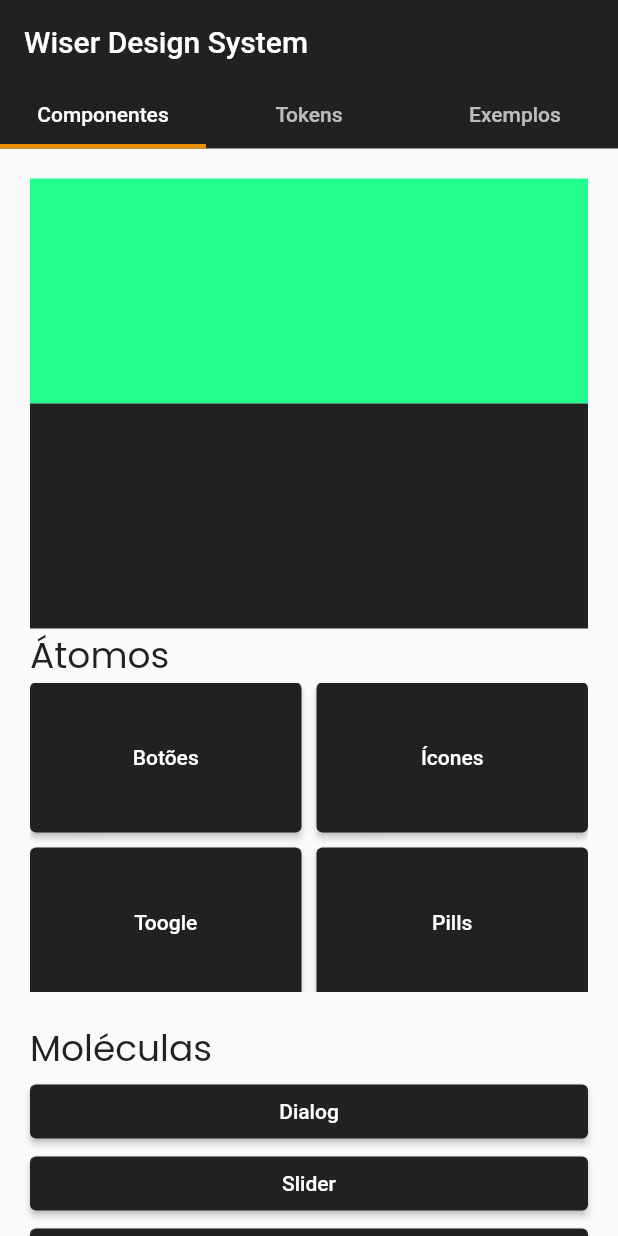
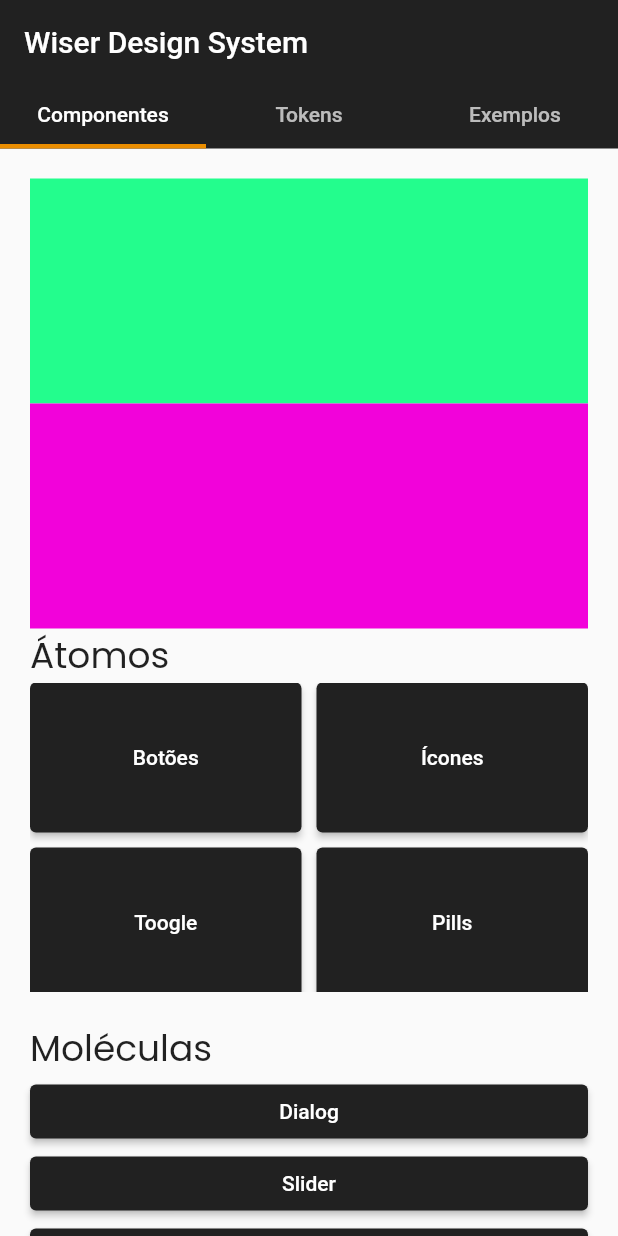
Before and after one commit to aquinoartur/cwi_wiser, a Flutter app: the screen it shows after launch, on a phone screen of 412 x 824 dp. Run offline on Flutter 3.47's test engine with Material 2 defaults, Android fonts, the phone set to English and light mode, and no system bars; our stand-ins replace google_fonts, lottie.

Commit message:
#new tokens

```diff
--- a/lib/modules/example/example_screen.dart
+++ b/lib/modules/example/example_screen.dart
@@ -61,7 +61,7 @@ class _ExampleScreenState extends State<ExampleScreen>
                       Container(
                         height: 150,
                         width: 200,
-                        color: WiserColorData.regular().primaryColor,
+                        color: WiserColorData.regular().rosapink,
                       ),
                       Align(
                         alignment: Alignment.bottomLeft,
```
Also changed, not shown: lib/theme/data.g.dart, lib/theme/theme.g.dart, lib/theme/widgets.g.dart.
